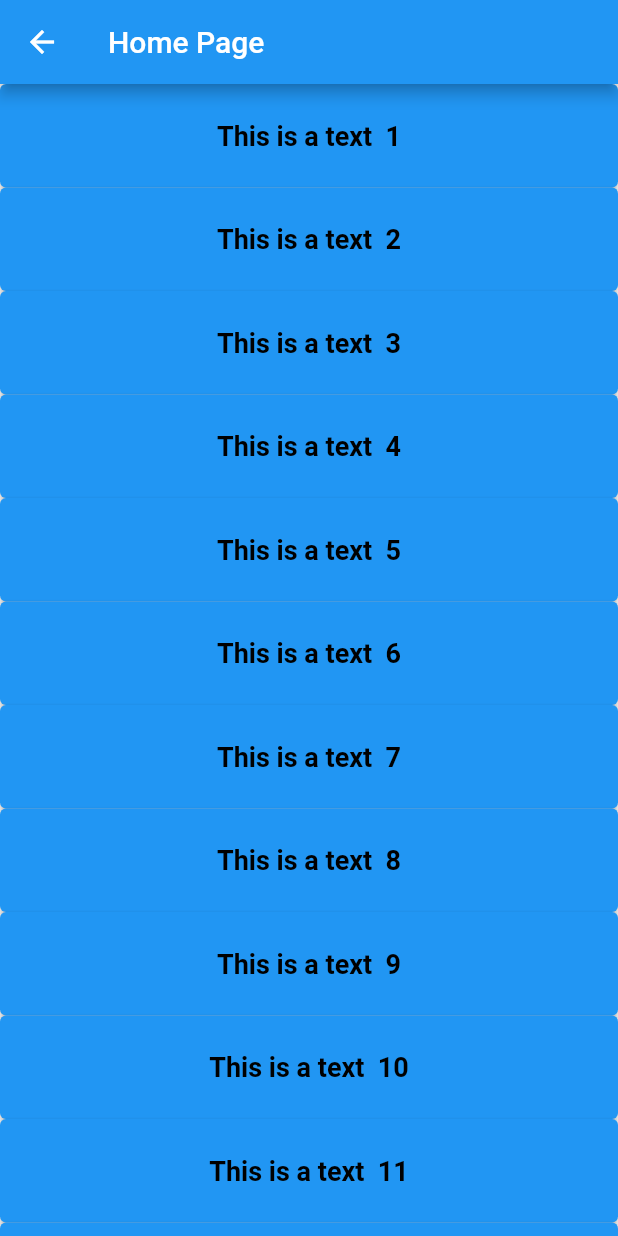
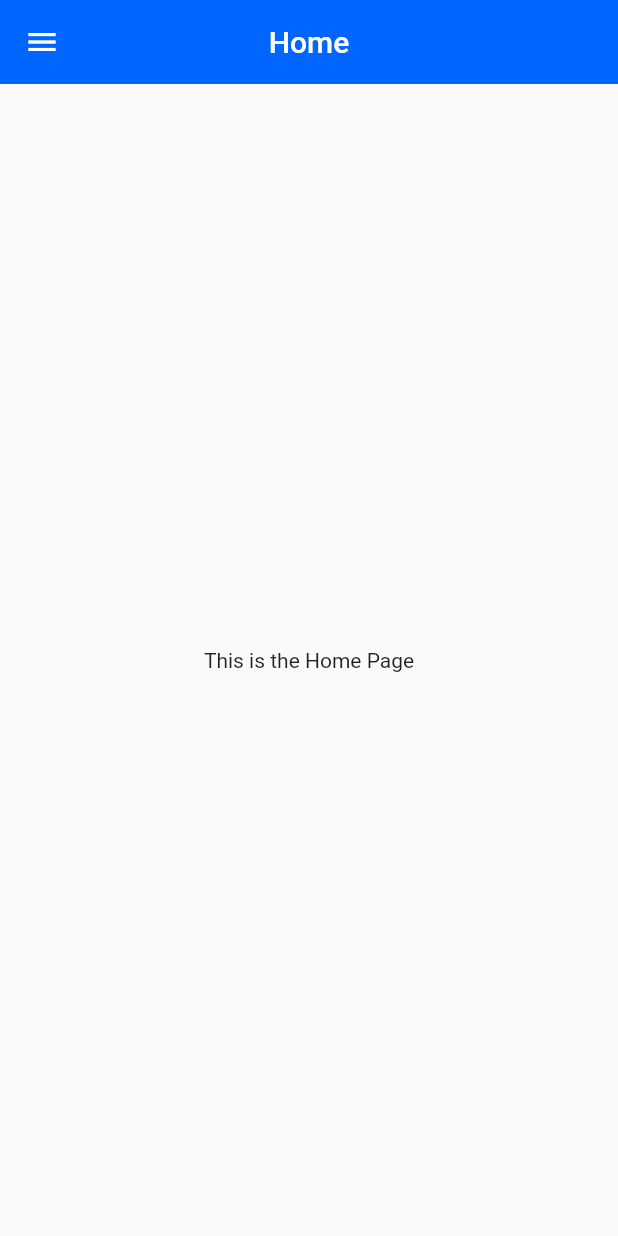
Before and after one commit to rishav-jha-mech/Flutter-Demo, a Flutter app: the Home screen opened by its route, on a phone screen of 412 x 824 dp. Run offline on Flutter 3.47's test engine with Material 2 defaults, Android fonts, the phone set to English and light mode, and no system bars.

Commit message:
Other screens made temp

```diff
--- a/lib/screens/home.dart
+++ b/lib/screens/home.dart
@@ -1,59 +1,23 @@
 import 'package:flutter/material.dart';
-import 'login.dart';
+import '../components//mydrawer.dart';
 
 class Home extends StatelessWidget {
   const Home({Key? key}) : super(key: key);
   @override
   Widget build(BuildContext context) {
-    var data = [
-      1,
-      2,
-      3,
-      4,
-      5,
-      6,
-      7,
-      8,
-      9,
-      10,
-      11,
-      12,
-      13,
-      14,
-      15,
-      16,
-      17,
-      18,
-      19,
-      20
-    ];
 
     return Scaffold(
       appBar: AppBar(
-        title: const Text('Home Page'),
+        title: const Text("Home"),
+        centerTitle: true,
+        backgroundColor: const Color(0xff0066FF),
+        elevation: 0,
+
       ),
-      body: ListView.builder(
-          itemCount: data.length,
-          itemBuilder: (context, int index) {
-            return ElevatedButton(
-              child: Container(
-                child: Text(
-                  "This is a text  " + data[index].toString(),
-                  style: const TextStyle(
-                    color: Colors.black,
-                    fontSize: 18,
-                    fontWeight: FontWeight.bold,
-                  ),
-                ),
-                margin: const EdgeInsets.only(top: 16.0, bottom: 16.0),
-                padding: const EdgeInsets.all(8.0),
-              ),
-              onPressed: () {
-                Navigator.push(context,
-                    MaterialPageRoute(builder: (context) => const Login()));
-              },
-            );
-          }),
+      drawer: const MyDrawer(),
+      body: const Center(
+        child: Text("This is the Home Page"),
+      ),
     );
   }
 }
--- a/lib/screens/login.dart
+++ b/lib/screens/login.dart
@@ -1,4 +1,5 @@
 import 'package:flutter/material.dart';
+import 'package:fluttera/screens/home.dart';
 
 class Login extends StatefulWidget {
   const Login({Key? key}) : super(key: key);
@@ -11,6 +12,9 @@ class _LoginState extends State<Login> {
   @override
   Widget build(BuildContext context) {
     var _formKey = GlobalKey<FormState>();
+
+    String _username;
+    String _password;
 
     return Material(
       child: SafeArea(
@@ -55,7 +59,7 @@ class _LoginState extends State<Login> {
                           labelText: "Enter your Username"),
                       validator: (value) {
                         if (value == null || value.isEmpty) {
-                          return 'Please enter some text';
+                          return "Username can't be empty";
                         }
                         return null;
                       },
@@ -69,7 +73,7 @@ class _LoginState extends State<Login> {
                           labelText: "Enter your Password"),
                       validator: (value) {
                         if (value == null || value.isEmpty) {
-                          return 'Please enter some text';
+                          return "Password can't be empty";
                         }
                         return null;
                       },
@@ -84,9 +88,10 @@ class _LoginState extends State<Login> {
                           backgroundColor: Colors.blueAccent),
                       onPressed: () {
                         if (_formKey.currentState!.validate()) {
-                          ScaffoldMessenger.of(context).showSnackBar(
-                            const SnackBar(content: Text('Processing Data')),
-                          );
+                          Navigator.push(
+                              context,
+                              MaterialPageRoute(
+                                  builder: (context) => const Home()));
                         }
                       },
                       child: const Text(
```
Also changed, not shown: lib/screens/favorities.dart (added, +26 -0 lines), lib/screens/profile.dart (added, +26 -0 lines), lib/screens/settings.dart (added, +27 -0 lines).
